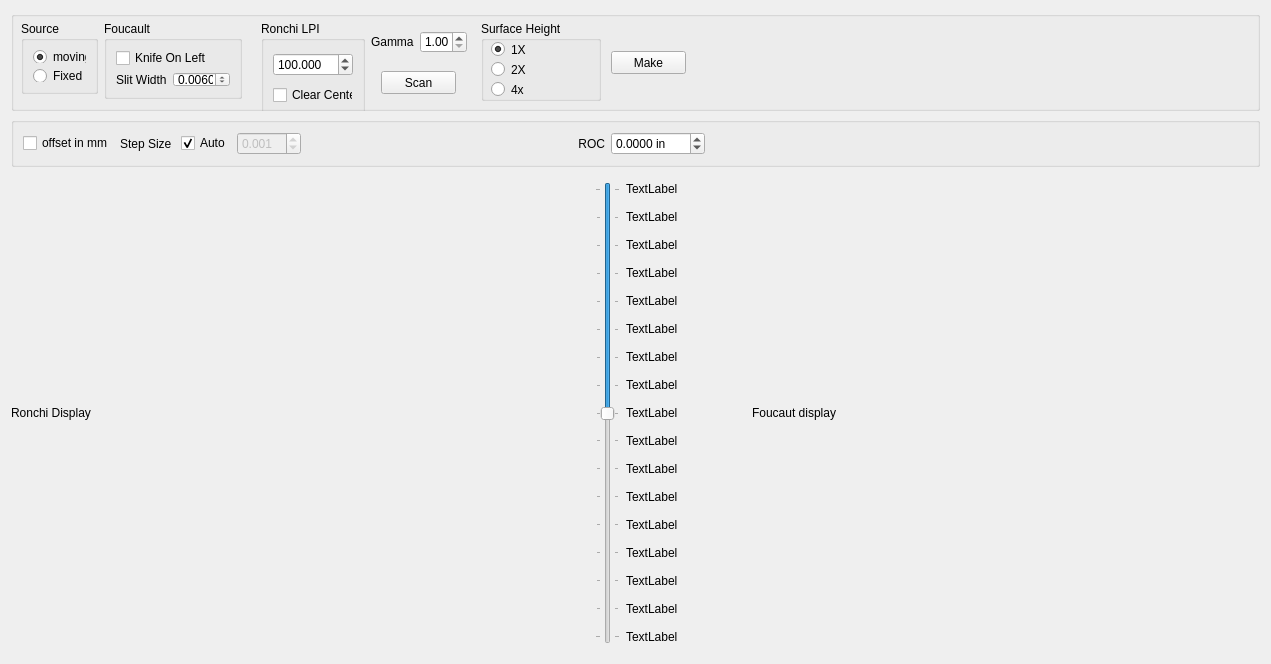
githubdoe/DFTFringe, file foucaultview.ui: the form before one commit.
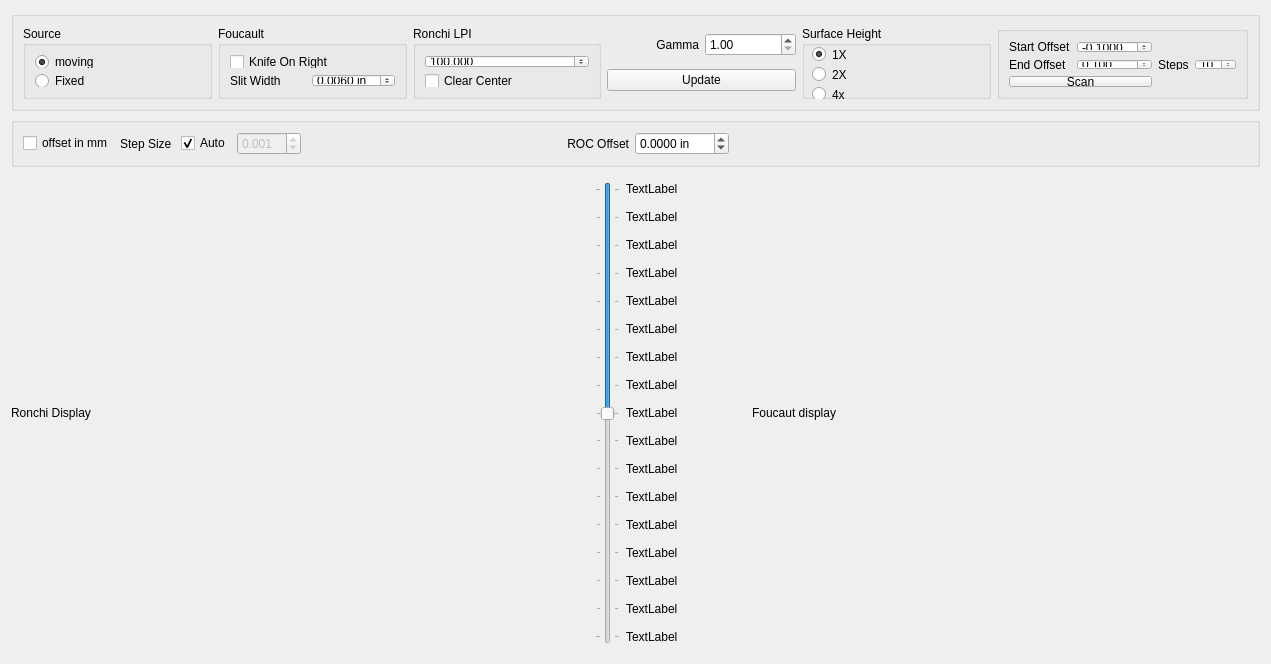
The form after the commit.

Commit message: Foucault/Ronchi scan range and step size implemented. Added size parameter to Zernike Edit dialog create wavefront function. Delayed smooth value until edit finished.

What changed in the file:
```diff
--- a/foucaultview.ui
+++ b/foucaultview.ui
@@ -31,15 +31,9 @@
      <property name="title">
       <string/>
      </property>
+     <layout class="QHBoxLayout" name="horizontalLayout_9">
+      <item>
      <widget class="QGroupBox" name="groupBox">
-      <property name="geometry">
-       <rect>
-        <x>10</x>
-        <y>10</y>
-        <width>77</width>
-        <height>73</height>
-       </rect>
-      </property>
       <property name="title">
        <string>Source</string>
       </property>
@@ -63,15 +57,9 @@
        </item>
       </layout>
      </widget>
+      </item>
+      <item>
      <widget class="QGroupBox" name="groupBox_4">
-      <property name="geometry">
-       <rect>
-        <x>93</x>
-        <y>10</y>
-        <width>138</width>
-        <height>78</height>
-       </rect>
-      </property>
       <property name="title">
        <string>Foucault</string>
       </property>
@@ -79,7 +67,7 @@
        <item row="0" column="0">
         <widget class="QCheckBox" name="knifeOnLeftCb">
          <property name="text">
-          <string>Knife On Left</string>
+            <string>Knife On Right</string>
          </property>
         </widget>
        </item>
@@ -121,15 +109,9 @@
        </item>
       </layout>
      </widget>
+      </item>
+      <item>
      <widget class="QGroupBox" name="gridGroupBox">
-      <property name="geometry">
-       <rect>
-        <x>250</x>
-        <y>10</y>
-        <width>104</width>
-        <height>101</height>
-       </rect>
-      </property>
       <property name="title">
        <string>Ronchi LPI</string>
       </property>
@@ -171,15 +153,41 @@
        </item>
       </layout>
      </widget>
+      </item>
+      <item>
+       <layout class="QVBoxLayout" name="verticalLayout_4">
+        <item>
+         <layout class="QHBoxLayout" name="horizontalLayout_2">
+          <item>
+           <widget class="QLabel" name="label_4">
+            <property name="text">
+             <string>Gamma</string>
+            </property>
+            <property name="alignment">
+             <set>Qt::AlignRight|Qt::AlignTrailing|Qt::AlignVCenter</set>
+            </property>
+           </widget>
+          </item>
+          <item>
+           <widget class="QDoubleSpinBox" name="gammaSb">
+            <property name="minimum">
+             <double>1.000000000000000</double>
+            </property>
+            <property name="maximum">
+             <double>10.000000000000000</double>
+            </property>
+            <property name="singleStep">
+             <double>0.100000000000000</double>
+            </property>
+            <property name="value">
+             <double>1.000000000000000</double>
+            </property>
+           </widget>
+          </item>
+         </layout>
+        </item>
+        <item>
      <widget class="QPushButton" name="makePb">
-      <property name="geometry">
-       <rect>
-        <x>600</x>
-        <y>40</y>
-        <width>75</width>
-        <height>23</height>
-       </rect>
-      </property>
       <property name="sizePolicy">
        <sizepolicy hsizetype="Minimum" vsizetype="Fixed">
         <horstretch>0</horstretch>
@@ -187,31 +195,14 @@
        </sizepolicy>
       </property>
       <property name="text">
-       <string>Make</string>
-      </property>
-     </widget>
-     <widget class="QPushButton" name="scanPb">
-      <property name="geometry">
-       <rect>
-        <x>370</x>
-        <y>60</y>
-        <width>75</width>
-        <height>23</height>
-       </rect>
-      </property>
-      <property name="text">
-       <string>Scan</string>
-      </property>
-     </widget>
+           <string>Update</string>
+          </property>
+         </widget>
+        </item>
+       </layout>
+      </item>
+      <item>
      <widget class="QGroupBox" name="groupBox_3">
-      <property name="geometry">
-       <rect>
-        <x>470</x>
-        <y>10</y>
-        <width>120</width>
-        <height>80</height>
-       </rect>
-      </property>
       <property name="title">
        <string>Surface Height</string>
       </property>
@@ -258,41 +249,96 @@
        </property>
       </widget>
      </widget>
-     <widget class="QWidget" name="layoutWidget">
-      <property name="geometry">
-       <rect>
-        <x>360</x>
-        <y>20</y>
-        <width>96</width>
-        <height>22</height>
-       </rect>
-      </property>
-      <layout class="QHBoxLayout" name="horizontalLayout_2">
+      </item>
        <item>
-        <widget class="QLabel" name="label_4">
+       <widget class="QGroupBox" name="groupBox_2">
+        <property name="title">
+         <string/>
+        </property>
+        <layout class="QGridLayout" name="gridLayout">
+         <item row="0" column="0">
+          <widget class="QLabel" name="label_2">
          <property name="text">
-          <string>Gamma</string>
+            <string>Start Offset</string>
          </property>
         </widget>
        </item>
-       <item>
-        <widget class="QDoubleSpinBox" name="gammaSb">
+         <item row="0" column="1">
+          <widget class="QDoubleSpinBox" name="scanStart">
+           <property name="decimals">
+            <number>4</number>
+           </property>
          <property name="minimum">
-          <double>1.000000000000000</double>
+            <double>-10.000000000000000</double>
+           </property>
+           <property name="maximum">
+            <double>0.000000000000000</double>
+           </property>
+           <property name="singleStep">
+            <double>0.010000000000000</double>
+           </property>
+           <property name="value">
+            <double>-0.100000000000000</double>
+           </property>
+          </widget>
+         </item>
+         <item row="1" column="0">
+          <widget class="QLabel" name="label_6">
+           <property name="text">
+            <string>End Offset</string>
+           </property>
+          </widget>
+         </item>
+         <item row="1" column="1">
+          <widget class="QDoubleSpinBox" name="scanEndOffset">
+           <property name="decimals">
+            <number>3</number>
+           </property>
+           <property name="minimum">
+            <double>0.000000000000000</double>
          </property>
          <property name="maximum">
           <double>10.000000000000000</double>
          </property>
          <property name="singleStep">
+            <double>0.001000000000000</double>
+           </property>
+           <property name="value">
           <double>0.100000000000000</double>
          </property>
+          </widget>
+         </item>
+         <item row="1" column="2">
+          <widget class="QLabel" name="label_7">
+           <property name="text">
+            <string>Steps</string>
+           </property>
+          </widget>
+         </item>
+         <item row="1" column="3">
+          <widget class="QSpinBox" name="scanSteps">
+           <property name="minimum">
+            <number>2</number>
+           </property>
+           <property name="maximum">
+            <number>50</number>
+           </property>
          <property name="value">
-          <double>1.000000000000000</double>
+            <number>10</number>
          </property>
         </widget>
        </item>
-      </layout>
-     </widget>
+         <item row="2" column="0" colspan="2">
+          <widget class="QPushButton" name="scanPb">
+           <property name="text">
+            <string>Scan</string>
+           </property>
+          </widget>
+         </item>
+        </layout>
+       </widget>
+      </item>
+     </layout>
      <zorder>layoutWidget</zorder>
      <zorder>groupBox</zorder>
      <zorder>groupBox_4</zorder>
@@ -373,7 +419,7 @@
         <item>
          <widget class="QLabel" name="label">
           <property name="text">
-           <string>ROC</string>
+           <string>ROC Offset</string>
           </property>
           <property name="alignment">
            <set>Qt::AlignRight|Qt::AlignTrailing|Qt::AlignVCenter</set>
```
Left out of the diff: 2 changed lines with no effect on the pictures. Lines whose indentation alone changed are shown as unchanged. The commit also changes 10 other files.
